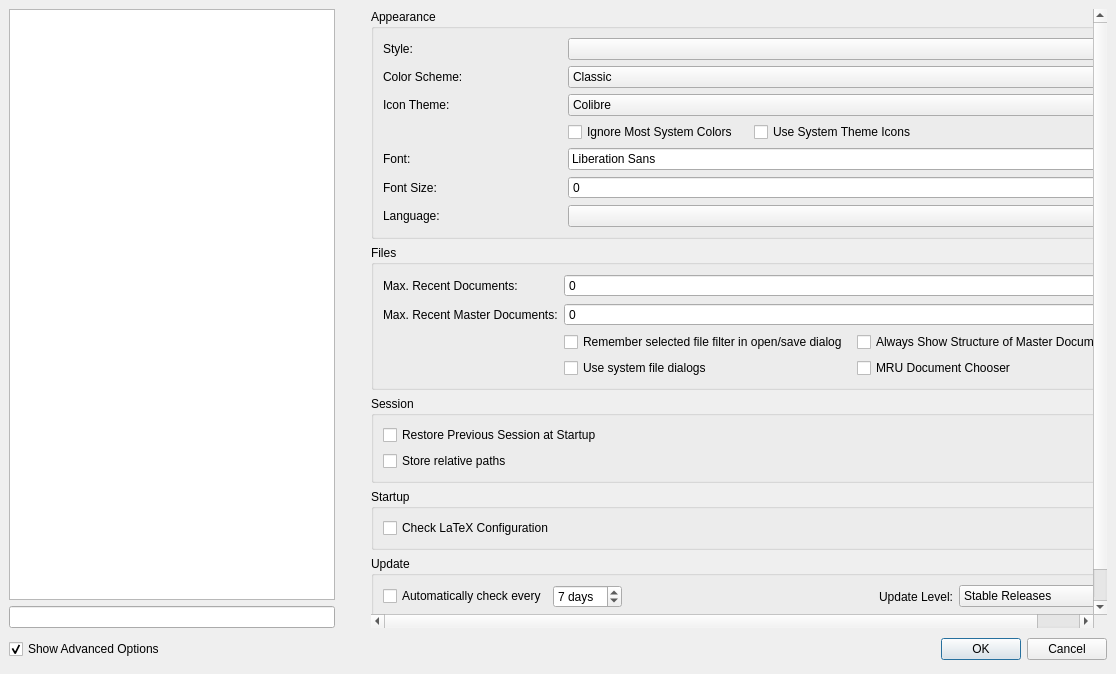
Above: src/configdialog.ui from texstudio-org/texstudio before the change. Below: the same form after it.
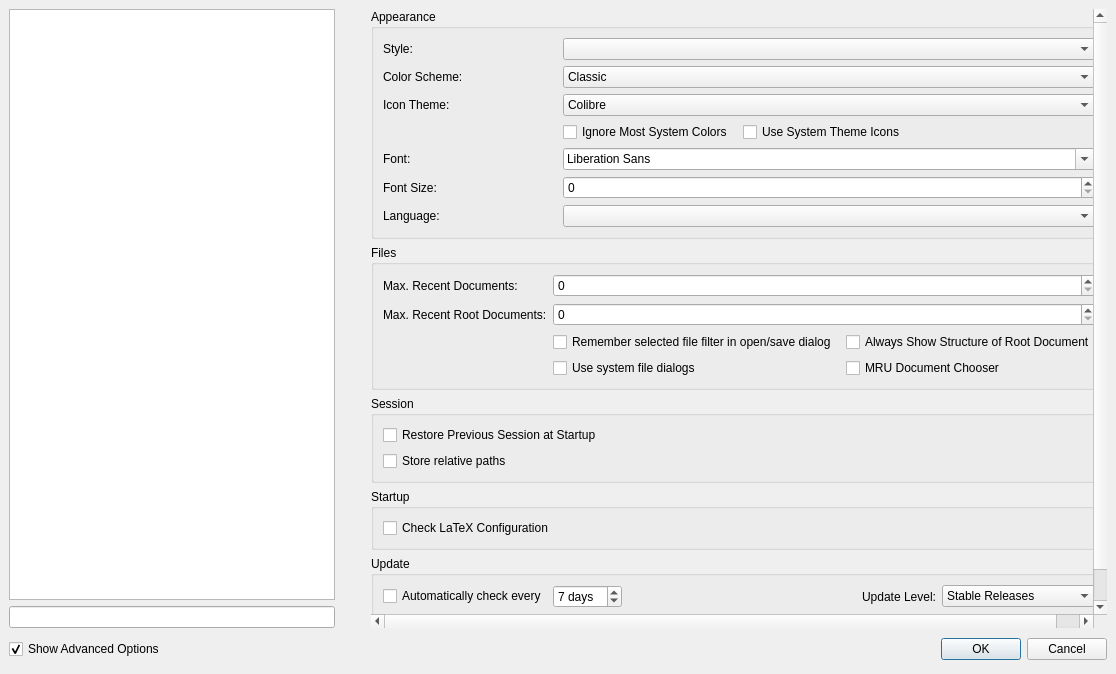
That is the form after the change. Icons and pictures are not drawn.

Commit message:
call it root document (#2710)
* call it root document

* more master -> root

Diff of the .ui file:
```diff
--- a/src/configdialog.ui
+++ b/src/configdialog.ui
@@ -393,7 +393,7 @@
                  </sizepolicy>
                 </property>
                 <property name="text">
-                 <string>Max. Recent Master Documents:</string>
+                 <string>Max. Recent Root Documents:</string>
                 </property>
                </widget>
               </item>
@@ -456,7 +456,7 @@
               <item row="4" column="2">
                <widget class="QCheckBox" name="checkBoxParseMaster">
                 <property name="text">
-                 <string>Always Show Structure of Master Document</string>
+                 <string>Always Show Structure of Root Document</string>
                 </property>
                 <property name="advancedOption" stdset="0">
                  <bool>true</bool>
```
Left out of the diff: 4 changed lines with no effect on the pictures. The commit also changes 2 other files.
